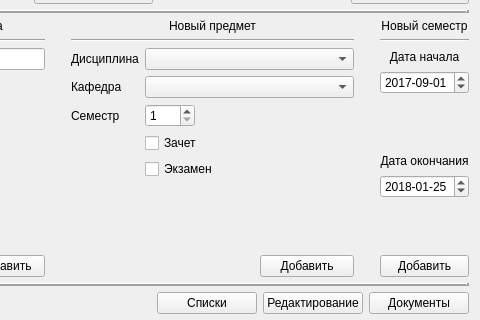
Before: the Qt Designer form secretarymainwindow.ui in muzzy404/DeanOffice-database-course-work, drawn with Qt 5; both pictures show x 155 to 635 and y 265 to 585 of the 635 by 585 pixel window.
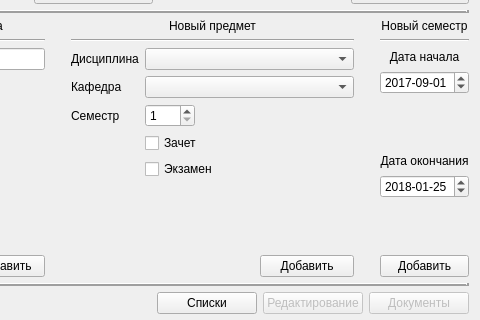
After: the same form once the commit is applied.

Commit message: secretary main window is ready

```diff
--- a/secretarymainwindow.ui
+++ b/secretarymainwindow.ui
@@ -580,6 +580,9 @@
      </item>
      <item>
       <widget class="QPushButton" name="btnEdit">
+       <property name="enabled">
+        <bool>false</bool>
+       </property>
        <property name="text">
         <string>Редактирование</string>
        </property>
@@ -587,6 +590,9 @@
      </item>
      <item>
       <widget class="QPushButton" name="btnDocuments">
+       <property name="enabled">
+        <bool>false</bool>
+       </property>
        <property name="text">
         <string>Документы</string>
        </property>
```
The commit also changes 2 other files.
